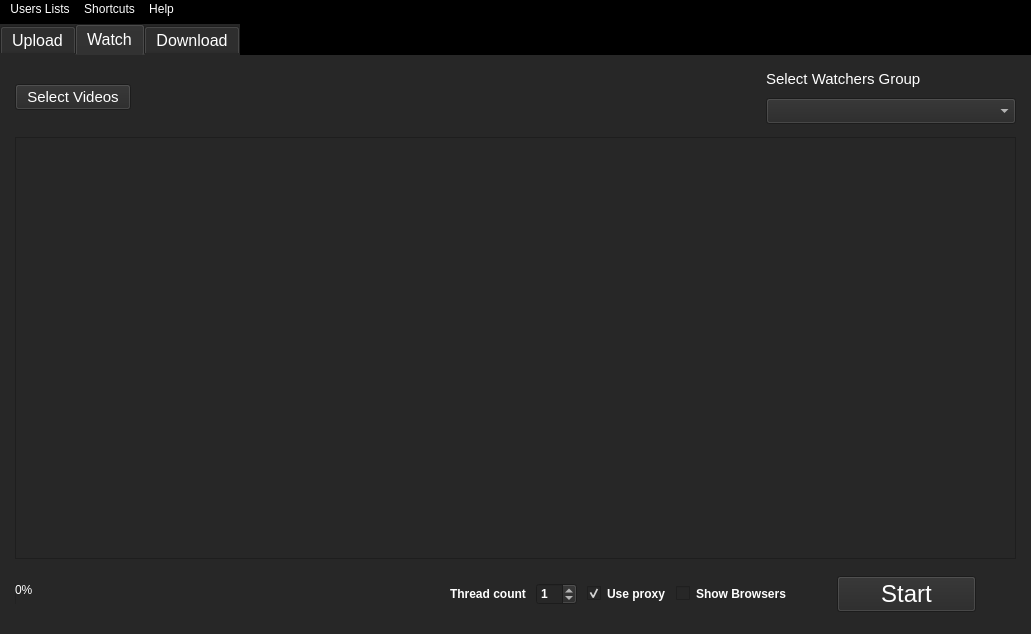
Outsider-corp/OutsideYT, file outside/views_ui/Outside_MainWindow.ui: the form before one commit.
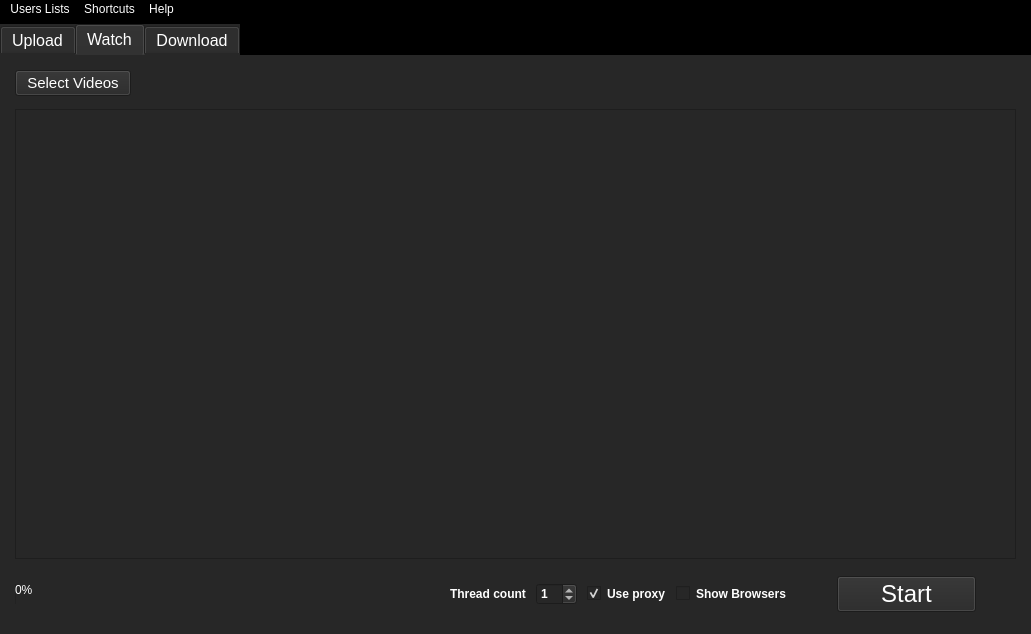
The form after the commit. The open tabs and pages were chosen to show the change.

Commit message: v1.1.1 started watch page (need to find how to make sizes for columns)

```diff
--- a/outside/views_ui/Outside_MainWindow.ui
+++ b/outside/views_ui/Outside_MainWindow.ui
@@ -543,57 +543,6 @@
             </property>
            </spacer>
           </item>
-          <item>
-           <layout class="QVBoxLayout" name="verticalLayout_3">
-            <item>
-             <widget class="QLabel" name="Watch_SelectGroup_Label">
-              <property name="sizePolicy">
-               <sizepolicy hsizetype="Minimum" vsizetype="Minimum">
-                <horstretch>0</horstretch>
-                <verstretch>0</verstretch>
-               </sizepolicy>
-              </property>
-              <property name="font">
-               <font>
-                <family>Arial</family>
-                <pointsize>11</pointsize>
-               </font>
-              </property>
-              <property name="text">
-               <string>Select Watchers Group</string>
-              </property>
-             </widget>
-            </item>
-            <item>
-             <widget class="QComboBox" name="Watch_SelectGroup_Button">
-              <property name="sizePolicy">
-               <sizepolicy hsizetype="Fixed" vsizetype="Fixed">
-                <horstretch>0</horstretch>
-                <verstretch>0</verstretch>
-               </sizepolicy>
-              </property>
-              <property name="minimumSize">
-               <size>
-                <width>250</width>
-                <height>0</height>
-               </size>
-              </property>
-              <property name="baseSize">
-               <size>
-                <width>250</width>
-                <height>0</height>
-               </size>
-              </property>
-              <property name="font">
-               <font>
-                <family>Arial</family>
-                <pointsize>11</pointsize>
-               </font>
-              </property>
-             </widget>
-            </item>
-           </layout>
-          </item>
          </layout>
         </item>
         <item>
@@ -613,7 +562,7 @@
          </spacer>
         </item>
         <item>
-         <widget class="QTableWidget" name="Watch_Table">
+         <widget class="QTableView" name="Watch_Table">
           <property name="font">
            <font>
             <family>Arial</family>
```
Left out of the diff: 8 changed lines with no effect on the pictures. The commit also changes 6 other files.
